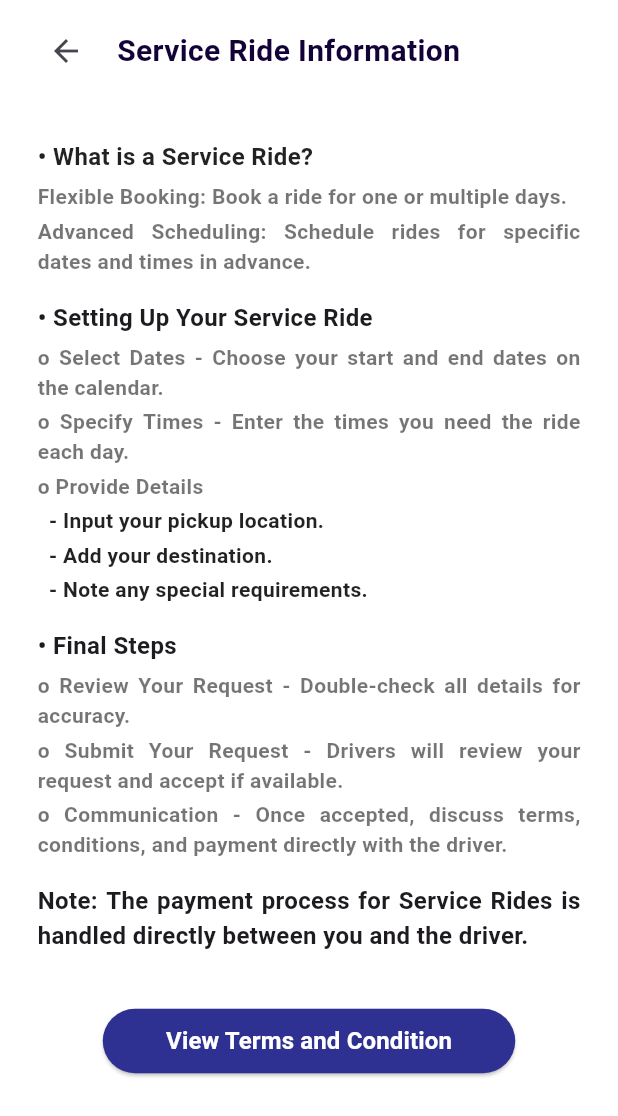
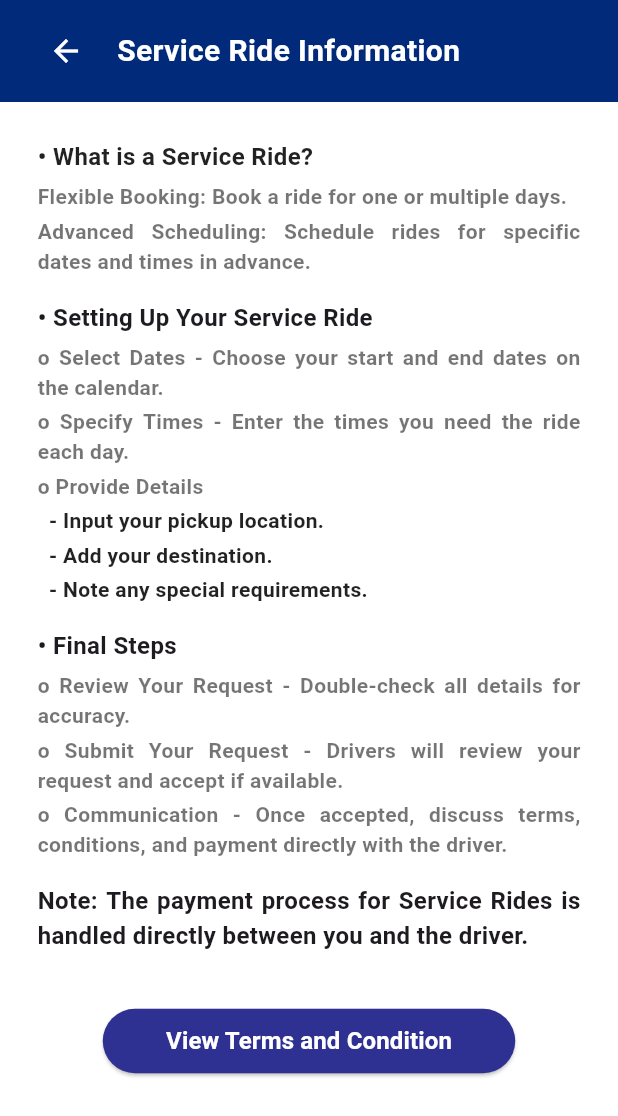
Before and after one commit to Jill-Anne/passenger, a Flutter app: the ServiceRidePage screen opened directly, on a phone screen of 412 x 824 dp. Shown: the top 1116 px of the screen. Run offline on Flutter 3.47's test engine with Material 3 defaults, Android fonts, the phone set to English and light mode, and no system bars; our stand-ins replace adaptive_dialog, calendar_date_picker2, cloud_firestore, connectivity_plus, firebase_auth, firebase_core and 11 more; missing offline and left inert: firebase_app_check, flutter_geofire, flutter_polyline_points, restart_app; accounts and stored records are empty; Roboto replaces fonts that are missing (Poppins).

Commit message:
fix the service ride and terns ui

```diff
--- a/lib/pages/service_ride_page.dart
+++ b/lib/pages/service_ride_page.dart
@@ -1,4 +1,5 @@
 import 'package:flutter/material.dart';
+import 'package:flutter/services.dart';
 import 'package:passenger/pages/termsconditions_page.dart';
 import 'package:passenger/widgets/servicerideText.dart';
 
@@ -14,13 +15,22 @@ class ServiceRidePage extends StatelessWidget {
 
   @override
   Widget build(BuildContext context) {
+
+        // Set the status bar color to transparent
+    SystemChrome.setSystemUIOverlayStyle(const SystemUiOverlayStyle(
+      statusBarColor: Color.fromARGB(255, 1, 42, 123), // Set a color or transparent
+      statusBarIconBrightness: Brightness.light,
+    ));
+
     return Scaffold(
   body: SafeArea(
     child: SingleChildScrollView(
-          // Wrap with SingleChildScrollView
       child: Column(
         children: [
-              Padding(
+          // Wrap the Row in a Container to set the background color
+          Container(
+            color: Color.fromARGB(255, 1, 42, 123), // Set background color to blue
+            child: Padding(
               padding: const EdgeInsets.symmetric(
                   horizontal: 20.0, vertical: 10.0),
               child: Row(
@@ -29,7 +39,7 @@ class ServiceRidePage extends StatelessWidget {
                     onPressed: () {
                       Navigator.pop(context);
                     },
-                      icon: const Icon(Icons.arrow_back),
+                    icon: const Icon(Icons.arrow_back, color: Colors.white), // Change icon color to white for visibility
                   ),
                   const SizedBox(
                       width: 10), // Adjust this value for desired space
@@ -38,10 +48,11 @@ class ServiceRidePage extends StatelessWidget {
                     style: TextStyle(
                       fontSize: 20,
                       fontWeight: FontWeight.bold,
-                        color: Color.fromARGB(255, 18, 2, 56),
+                      color: Colors.white,  // Change text color to white for visibility
                     ),
                     ),
                   ],
+                ),
               ),
           ),
               ServiceRideInfo(),
--- a/lib/widgets/servicerideText.dart
+++ b/lib/widgets/servicerideText.dart
@@ -1,8 +1,16 @@
 import 'package:flutter/material.dart';
+import 'package:flutter/services.dart';
 
 class ServiceRideInfo extends StatelessWidget {
   @override
   Widget build(BuildContext context) {
+
+        // Set the status bar color to transparent
+    SystemChrome.setSystemUIOverlayStyle(const SystemUiOverlayStyle(
+      statusBarColor: Color.fromARGB(255, 1, 42, 123), // Set a color or transparent
+      statusBarIconBrightness: Brightness.light,
+    ));
+
     return const Padding(
       padding: EdgeInsets.all(25.0),
       child: Column(
```
Also changed, not shown: lib/pages/termsconditions_page.dart (+14 -4 lines). Lines whose indentation alone changed are shown as unchanged.
